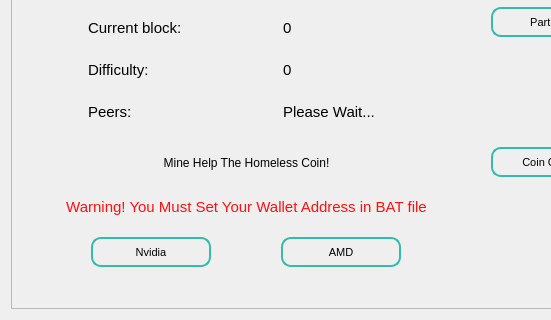
Qt form src/qt/forms/overviewpage.ui (HTHcoin/helpthehomelesscoin) before a commit; both pictures show x 0 to 551 and y 394 to 714 of the 1000 by 714 pixel window.
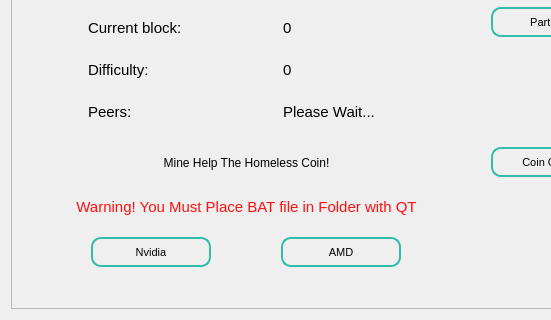
The same form after that commit.

```diff
--- a/src/qt/forms/overviewpage.ui
+++ b/src/qt/forms/overviewpage.ui
@@ -1074,7 +1074,7 @@
        <string notr="true">font-size: 15px; color:rgb(255, 15, 15); </string>
       </property>
       <property name="text">
-       <string>Warning! You Must Set Your Wallet Address in BAT file</string>
+       <string>Warning! You Must Place BAT file in Folder with QT</string>
       </property>
       <property name="alignment">
        <set>Qt::AlignCenter</set>
```
